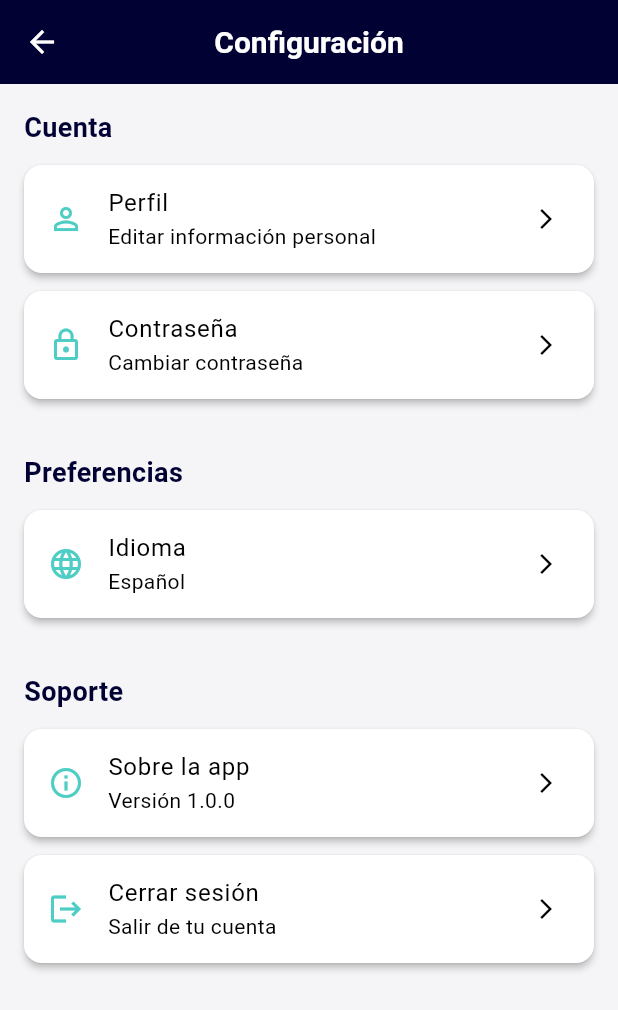
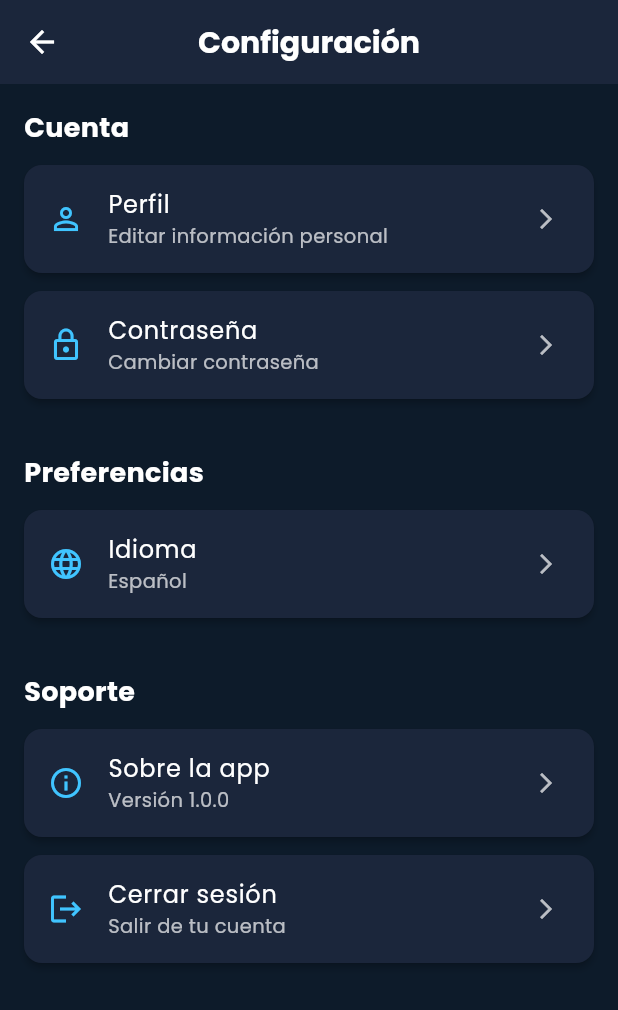
Before and after one commit to arnolcb/signlingo, a Flutter app: the SettingsScreen screen opened directly, on a phone screen of 412 x 824 dp. Shown: the top 1010 px of the screen. Run offline on Flutter 3.47's test engine with Material 3 defaults, Android fonts, the light colour scheme and no system bars; our stand-ins replace camera, google_fonts, permission_handler, shared_preferences; accounts and stored records are empty.

Commit message:
app(settings_screen): improve styles

```diff
--- a/lib/screens/settings_screen.dart
+++ b/lib/screens/settings_screen.dart
@@ -1,17 +1,27 @@
 import 'package:flutter/material.dart';
-import 'package:signlingo_1/utils/app_themes.dart';
+import 'package:google_fonts/google_fonts.dart';
 
 class SettingsScreen extends StatelessWidget {
   const SettingsScreen({Key? key}) : super(key: key);
 
+  final Color background = const Color(0xFF0D1B2A);
+  final Color cardColor = const Color(0xFF1B263B);
+  final Color accentColor = Colors.lightBlueAccent;
+
   @override
   Widget build(BuildContext context) {
     return Scaffold(
+      backgroundColor: background,
       appBar: AppBar(
-        title: const Text(
+        backgroundColor: cardColor,
+        title: Text(
           'Configuración',
-          style: TextStyle(fontWeight: FontWeight.bold),
+          style: GoogleFonts.poppins(
+            fontWeight: FontWeight.bold,
+            color: Colors.white,
+          ),
         ),
+        iconTheme: const IconThemeData(color: Colors.white),
       ),
       body: ListView(
         padding: const EdgeInsets.all(16),
@@ -21,40 +31,21 @@ class SettingsScreen extends StatelessWidget {
             icon: Icons.person_outline,
             title: 'Perfil',
             subtitle: 'Editar información personal',
-            onTap: () {
-              // Navegar a pantalla de perfil
-            },
+            onTap: () {},
           ),
           _buildSettingsTile(
             icon: Icons.lock_outline,
             title: 'Contraseña',
             subtitle: 'Cambiar contraseña',
-            onTap: () {
-              // Navegar a pantalla de cambio de contraseña
-            },
+            onTap: () {},
           ),
           const SizedBox(height: 24),
           _buildSectionTitle('Preferencias'),
-          /*
-          _buildSettingsTile(
-            icon: Icons.dark_mode_outlined,
-            title: 'Modo oscuro',
-            subtitle: 'Activar o desactivar tema oscuro',
-            trailing: Switch(
-              value: false, // Aquí podrías usar un provider o estado global
-              onChanged: (value) {
-                // Cambiar tema
-              },
-            ),
-          ),
-          */
           _buildSettingsTile(
             icon: Icons.language_outlined,
             title: 'Idioma',
             subtitle: 'Español',
-            onTap: () {
-              // Mostrar selector de idiomas
-            },
+            onTap: () {},
           ),
           const SizedBox(height: 24),
           _buildSectionTitle('Soporte'),
@@ -62,17 +53,13 @@ class SettingsScreen extends StatelessWidget {
             icon: Icons.info_outline,
             title: 'Sobre la app',
             subtitle: 'Versión 1.0.0',
-            onTap: () {
-              // Mostrar detalles de la app
-            },
+            onTap: () {},
           ),
           _buildSettingsTile(
             icon: Icons.logout,
             title: 'Cerrar sesión',
             subtitle: 'Salir de tu cuenta',
-            onTap: () {
-              // Implementar cierre de sesión
-            },
+            onTap: () {},
           ),
         ],
       ),
@@ -84,10 +71,10 @@ class SettingsScreen extends StatelessWidget {
       padding: const EdgeInsets.only(bottom: 12),
       child: Text(
         title,
-        style: const TextStyle(
+        style: GoogleFonts.poppins(
           fontSize: 18,
           fontWeight: FontWeight.bold,
-          color: AppColors.primaryColor,
+          color: Colors.white,
         ),
       ),
     );
@@ -101,14 +88,21 @@ class SettingsScreen extends StatelessWidget {
     required VoidCallback onTap,
   }) {
     return Card(
+      color: cardColor,
       shape: RoundedRectangleBorder(borderRadius: BorderRadius.circular(12)),
       elevation: 2,
       margin: const EdgeInsets.only(bottom: 12),
       child: ListTile(
-        leading: Icon(icon, color: AppColors.accentColor),
-        title: Text(title),
-        subtitle: subtitle != null ? Text(subtitle) : null,
-        trailing: trailing ?? const Icon(Icons.arrow_forward_ios, size: 16),
+        leading: Icon(icon, color: accentColor),
+        title: Text(
+          title,
+          style: GoogleFonts.poppins(color: Colors.white),
+        ),
+        subtitle: subtitle != null
+            ? Text(subtitle, style: GoogleFonts.poppins(color: Colors.white70, fontSize: 13))
+            : null,
+        trailing: trailing ??
+            const Icon(Icons.arrow_forward_ios, size: 16, color: Colors.white70),
         onTap: onTap,
       ),
     );
```
